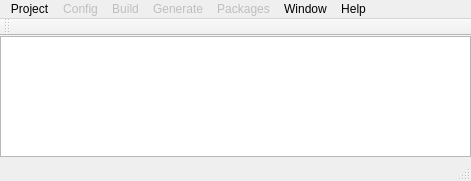
This is vcbld-gui/mainwindow.ui in dreamplayerzhang/vcbld as Qt 5 draws it before an edit. The edited form follows.
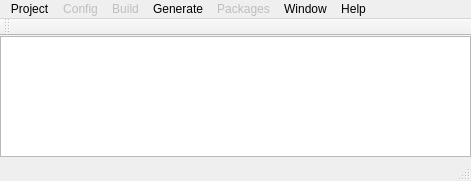
This is the edited form.

Commit message: adding possibility to generate build commands and pass make arguments in gui

Diff of the .ui file:
```diff
--- a/vcbld-gui/mainwindow.ui
+++ b/vcbld-gui/mainwindow.ui
@@ -72,7 +72,7 @@
    </widget>
    <widget class="QMenu" name="menuGenerate">
     <property name="enabled">
-     <bool>false</bool>
+     <bool>true</bool>
     </property>
     <property name="title">
      <string>Generate</string>
```
Left out of the diff: 10 changed lines with no effect on the pictures. The commit also changes 6 other files.
